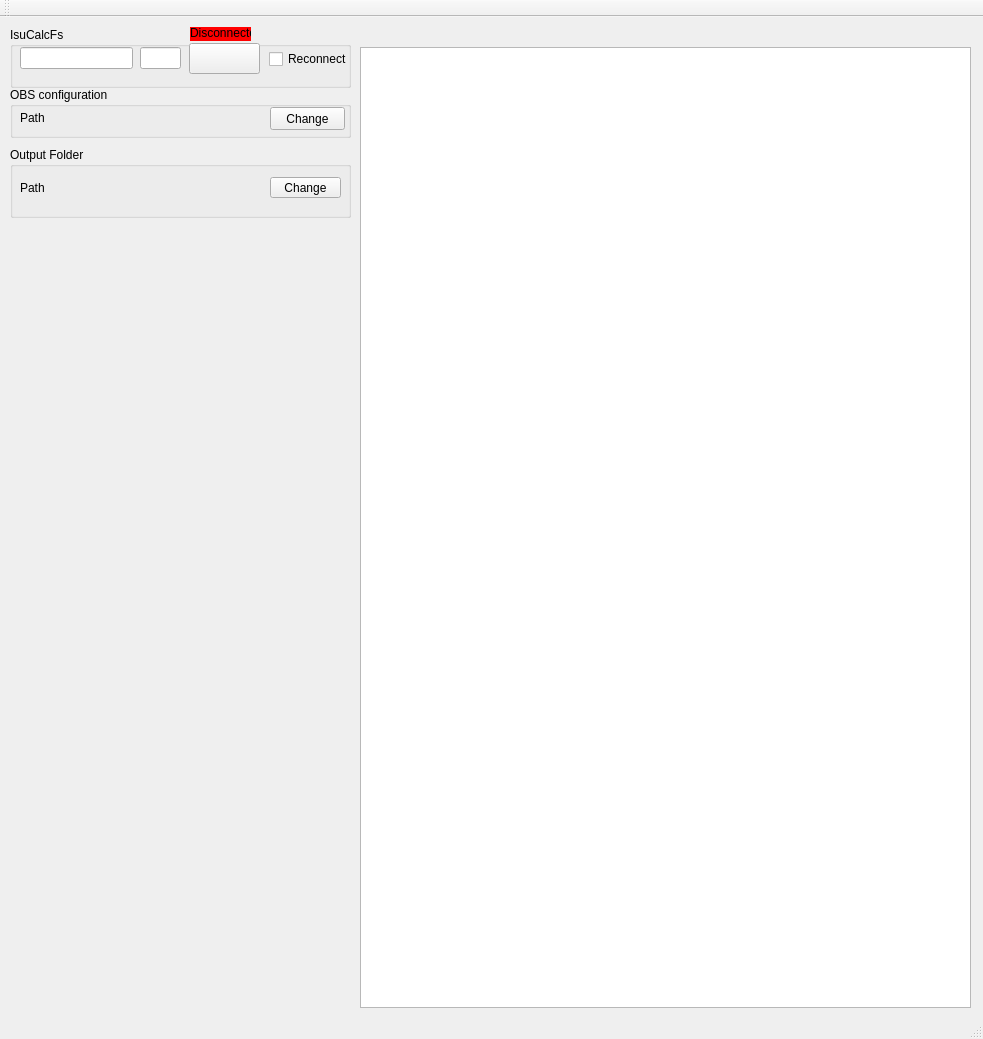
Old version of the form OsisSwitcher/mainwindow.ui in the repository omishukov/dsu_osis.
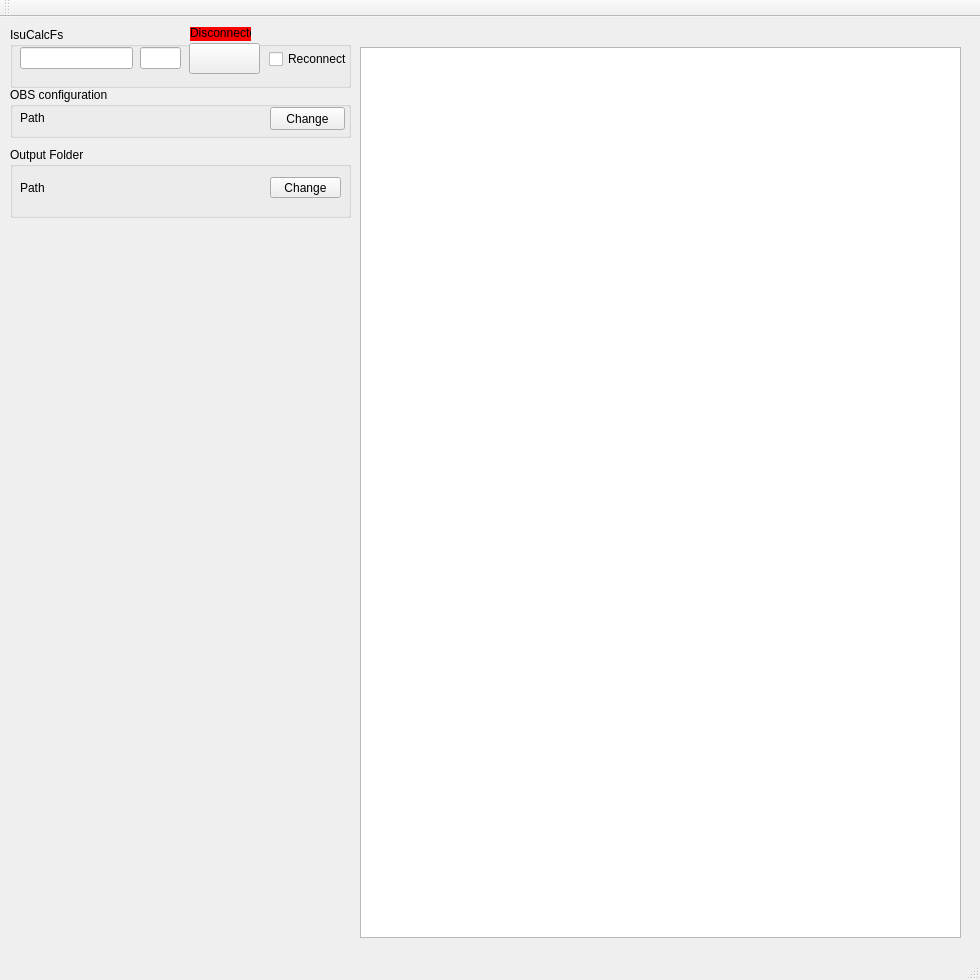
New version of the form.

Diff of the .ui file:
```diff
--- a/OsisSwitcher/mainwindow.ui
+++ b/OsisSwitcher/mainwindow.ui
@@ -6,8 +6,8 @@
    <rect>
     <x>0</x>
     <y>0</y>
-    <width>983</width>
-    <height>1039</height>
+    <width>980</width>
+    <height>980</height>
    </rect>
   </property>
   <property name="windowTitle">
@@ -61,16 +61,25 @@
      <rect>
       <x>360</x>
       <y>30</y>
-      <width>611</width>
-      <height>961</height>
+      <width>601</width>
+      <height>891</height>
      </rect>
     </property>
+    <property name="font">
+     <font>
+      <family>Segoe UI</family>
+      <pointsize>8</pointsize>
+     </font>
+    </property>
     <property name="sizeAdjustPolicy">
      <enum>QAbstractScrollArea::AdjustIgnored</enum>
     </property>
     <attribute name="horizontalHeaderStretchLastSection">
      <bool>true</bool>
     </attribute>
+    <attribute name="verticalHeaderDefaultSectionSize">
+     <number>30</number>
+    </attribute>
    </widget>
    <widget class="QGroupBox" name="IsuCalcFs_GB">
     <property name="geometry">
@@ -189,28 +198,6 @@
      </property>
     </widget>
    </widget>
-   <widget class="QWidget" name="">
-    <property name="geometry">
-     <rect>
-      <x>0</x>
-      <y>0</y>
-      <width>2</width>
-      <height>2</height>
-     </rect>
-    </property>
-    <layout class="QHBoxLayout" name="horizontalLayout"/>
-   </widget>
-   <widget class="QWidget" name="">
-    <property name="geometry">
-     <rect>
-      <x>0</x>
-      <y>0</y>
-      <width>2</width>
-      <height>2</height>
-     </rect>
-    </property>
-    <layout class="QVBoxLayout" name="verticalLayout"/>
-   </widget>
   </widget>
   <widget class="QMenuBar" name="menuBar">
    <property name="geometry">
```
Left out of the diff: 2 changed lines with no effect on the pictures.
